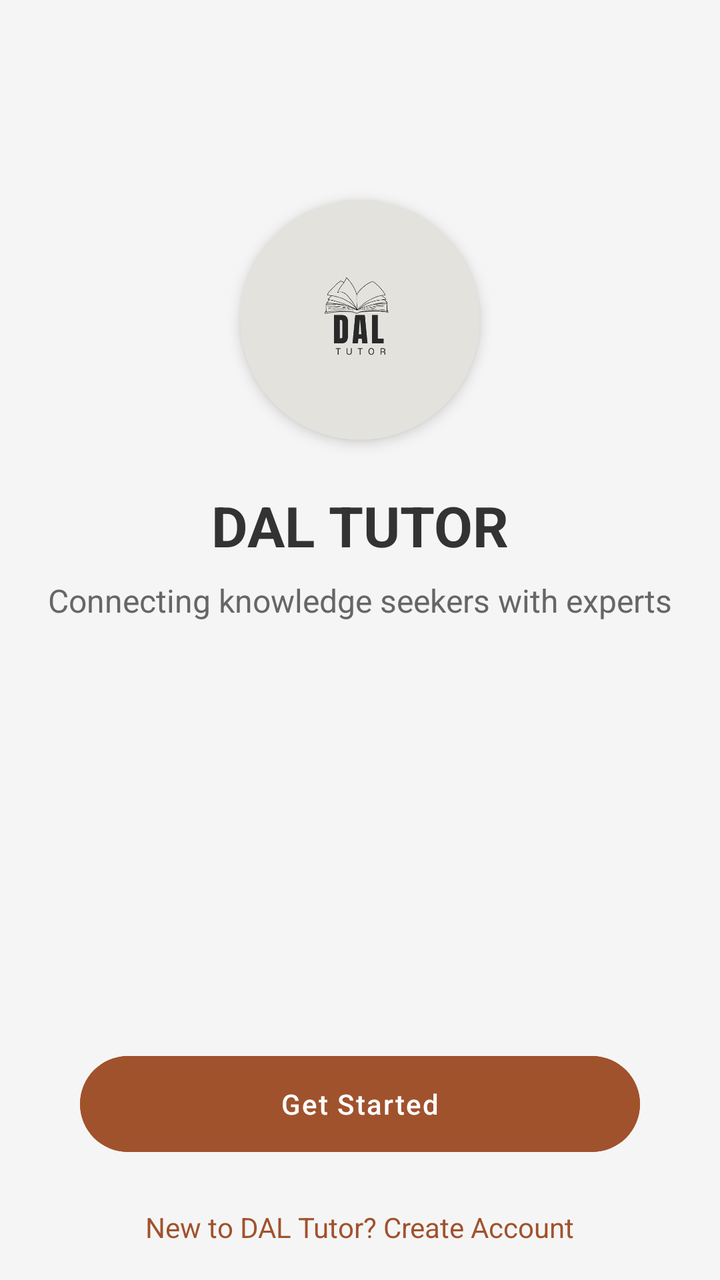
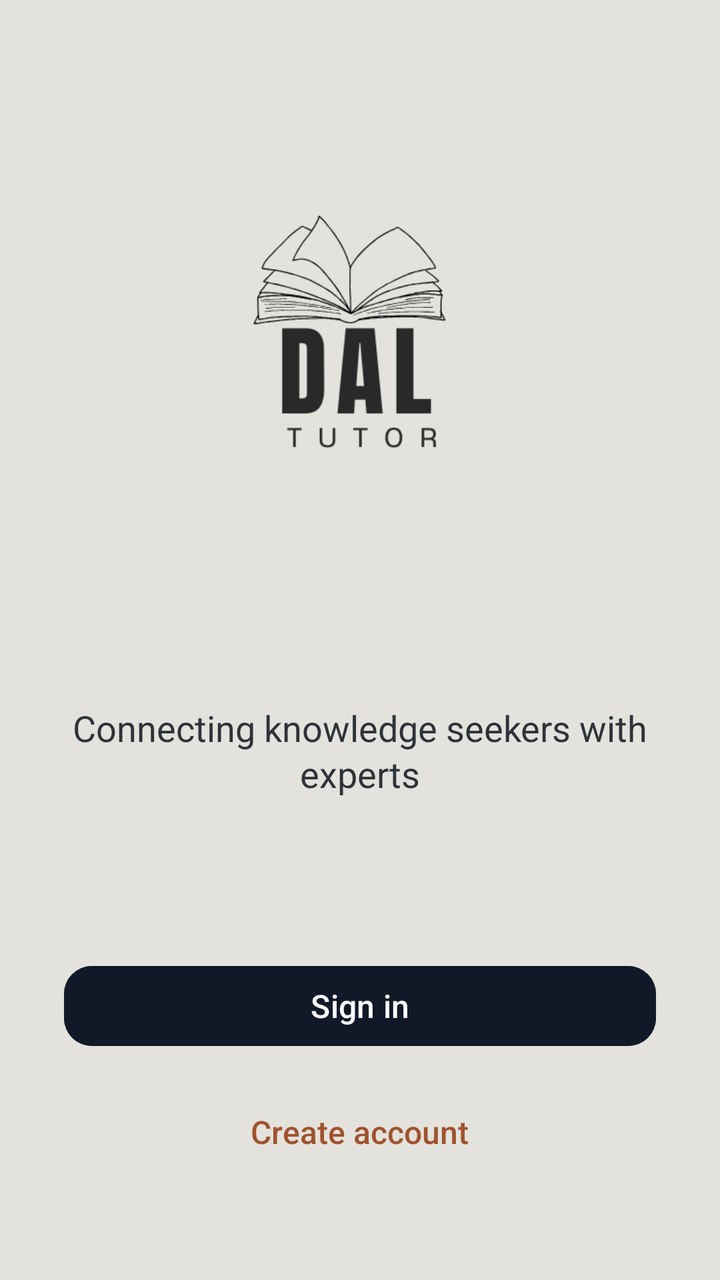

Before-and-after screenshots of an Android layout around one commit, followed by the original layout XML and the change that was made.
<!-- AndroidManifest.xml: application theme Theme.Csci3130Group1 -->
<!-- res/layout/activity_main.xml -->
<?xml version="1.0" encoding="utf-8"?>
<androidx.constraintlayout.widget.ConstraintLayout
    xmlns:android="http://schemas.android.com/apk/res/android"
    xmlns:app="http://schemas.android.com/apk/res-auto"
    xmlns:tools="http://schemas.android.com/tools"
    android:id="@+id/main"
    android:background="#F5F5F5"
    android:layout_width="match_parent"
    android:layout_height="match_parent"
    tools:context=".MainActivity">

    
    <androidx.cardview.widget.CardView
        android:id="@+id/logo_container"
        android:layout_width="120dp"
        android:layout_height="120dp"
        app:cardCornerRadius="60dp"
        app:cardElevation="4dp"
        android:layout_marginTop="100dp"
        app:layout_constraintTop_toTopOf="parent"
        app:layout_constraintStart_toStartOf="parent"
        app:layout_constraintEnd_toEndOf="parent"
        app:cardBackgroundColor="#e4e2dd">

        <ImageView
            android:id="@+id/app_icon"
            android:layout_width="match_parent"
            android:layout_height="match_parent"
            android:src="@drawable/app_icon"
            android:scaleType="centerInside"
            android:padding="20dp"
            android:contentDescription="Dal Tutor!" />
    </androidx.cardview.widget.CardView>

    
    <TextView
        android:id="@+id/app_name_text"
        android:layout_width="wrap_content"
        android:layout_height="wrap_content"
        android:text="DAL TUTOR"
        android:textSize="28sp"
        android:textStyle="bold"
        android:textColor="#333333"
        android:layout_marginTop="24dp"
        app:layout_constraintTop_toBottomOf="@id/logo_container"
        app:layout_constraintStart_toStartOf="parent"
        app:layout_constraintEnd_toEndOf="parent" />

    
    <TextView
        android:id="@+id/app_tagline"
        android:layout_width="wrap_content"
        android:layout_height="wrap_content"
        android:text="Connecting knowledge seekers with experts"
        android:textSize="16sp"
        android:textColor="#666666"
        android:layout_marginTop="8dp"
        app:layout_constraintTop_toBottomOf="@id/app_name_text"
        app:layout_constraintStart_toStartOf="parent"
        app:layout_constraintEnd_toEndOf="parent" />

    
    <com.google.android.material.button.MaterialButton
        android:id="@+id/login_button"
        android:layout_width="0dp"
        android:layout_height="56dp"
        android:text="Get Started"
        android:textColor="#FFFFFF"
        android:letterSpacing="0.05"
        app:cornerRadius="28dp"
        android:backgroundTint="#A0522D"
        android:layout_marginStart="40dp"
        android:layout_marginEnd="40dp"
        android:layout_marginBottom="60dp"
        app:layout_constraintBottom_toBottomOf="parent"
        app:layout_constraintStart_toStartOf="parent"
        app:layout_constraintEnd_toEndOf="parent" />

    
    <TextView
        android:id="@+id/register_text"
        android:layout_width="wrap_content"
        android:layout_height="wrap_content"
        android:text="New to DAL Tutor? Create Account"
        android:textColor="#A0522D"
        android:padding="16dp"
        android:layout_marginTop="8dp"
        app:layout_constraintTop_toBottomOf="@id/login_button"
        app:layout_constraintStart_toStartOf="parent"
        app:layout_constraintEnd_toEndOf="parent" />

</androidx.constraintlayout.widget.ConstraintLayout>
<!-- resources referenced by this layout -->
<resources>
  <!-- drawable app_icon: png bitmap (drawable, 18173 bytes) -->
  <style name="Theme.Csci3130Group1" parent="Base.Theme.Csci3130Group1" />
  <style name="Base.Theme.Csci3130Group1" parent="Theme.Material3.DayNight.NoActionBar">
          
          <item name="colorPrimary">#111827</item>
          <item name="colorOnPrimary">#FFFFFF</item>
          <item name="colorSecondary">#6B7280</item>
          <item name="colorOnSecondary">#FFFFFF</item>
          
          <item name="colorPrimaryContainer">#F3F4F6</item>
          <item name="colorOnPrimaryContainer">#111827</item>
          <item name="colorSecondaryContainer">#F3F4F6</item>
          <item name="colorOnSecondaryContainer">#111827</item>
          <item name="colorTertiary">#9CA3AF</item>
          <item name="colorSurface">#FFFFFF</item>
          <item name="colorOnSurface">#111827</item>
          <item name="colorOutline">#E5E7EB</item>
          <item name="android:navigationBarColor">#FFFFFF</item>
          <item name="android:statusBarColor">#FFFFFF</item>
      </style>
</resources>

<!-- the commit's change to res/layout/activity_main.xml (unified diff, before → after) -->
@@ -1,50 +1,27 @@
 <?xml version="1.0" encoding="utf-8"?>
-<androidx.constraintlayout.widget.ConstraintLayout
+<LinearLayout
     xmlns:android="http://schemas.android.com/apk/res/android"
     xmlns:app="http://schemas.android.com/apk/res-auto"
     xmlns:tools="http://schemas.android.com/tools"
     android:id="@+id/main"
-    android:background="#F5F5F5"
+    android:background="#e4e2dc"
     android:layout_width="match_parent"
     android:layout_height="match_parent"
+    android:orientation="vertical"
+    android:gravity="center"
+    android:paddingHorizontal="32dp"
+    android:paddingVertical="60dp"
     tools:context=".MainActivity">
 
     
-    <androidx.cardview.widget.CardView
-        android:id="@+id/logo_container"
-        android:layout_width="120dp"
-        android:layout_height="120dp"
-        app:cardCornerRadius="60dp"
-        app:cardElevation="4dp"
-        android:layout_marginTop="100dp"
-        app:layout_constraintTop_toTopOf="parent"
-        app:layout_constraintStart_toStartOf="parent"
-        app:layout_constraintEnd_toEndOf="parent"
-        app:cardBackgroundColor="#e4e2dd">
-
-        <ImageView
-            android:id="@+id/app_icon"
-            android:layout_width="match_parent"
-            android:layout_height="match_parent"
-            android:src="@drawable/app_icon"
-            android:scaleType="centerInside"
-            android:padding="20dp"
-            android:contentDescription="Dal Tutor!" />
-    </androidx.cardview.widget.CardView>
-
-    
-    <TextView
-        android:id="@+id/app_name_text"
-        android:layout_width="wrap_content"
-        android:layout_height="wrap_content"
-        android:text="DAL TUTOR"
-        android:textSize="28sp"
-        android:textStyle="bold"
-        android:textColor="#333333"
-        android:layout_marginTop="24dp"
-        app:layout_constraintTop_toBottomOf="@id/logo_container"
-        app:layout_constraintStart_toStartOf="parent"
-        app:layout_constraintEnd_toEndOf="parent" />
+    <ImageView
+        android:id="@+id/app_icon"
+        android:layout_width="240dp"
+        android:layout_height="240dp"
+        android:src="@drawable/app_icon"
+        android:scaleType="centerInside"
+        android:layout_marginBottom="60dp"
+        android:contentDescription="DalTutor Logo" />
 
     
     <TextView
@@ -52,41 +29,47 @@
         android:layout_width="wrap_content"
         android:layout_height="wrap_content"
         android:text="Connecting knowledge seekers with experts"
-        android:textSize="16sp"
-        android:textColor="#666666"
-        android:layout_marginTop="8dp"
-        app:layout_constraintTop_toBottomOf="@id/app_name_text"
-        app:layout_constraintStart_toStartOf="parent"
-        app:layout_constraintEnd_toEndOf="parent" />
+        android:textSize="18sp"
+        android:textColor="#2D333A"
+        android:fontFamily="sans-serif"
+        android:gravity="center"
+        android:lineSpacingExtra="2dp"
+        android:layout_marginBottom="80dp" />
 
     
-    <com.google.android.material.button.MaterialButton
+    <View
+        android:layout_width="match_parent"
+        android:layout_height="0dp"
+        android:layout_weight="1" />
+
+    
+    <Button
         android:id="@+id/login_button"
-        android:layout_width="0dp"
-        android:layout_height="56dp"
-        android:text="Get Started"
+        style="@style/Widget.Material3.Button"
+        android:layout_width="match_parent"
+        android:layout_height="wrap_content"
+        android:text="Sign in"
+        android:textAllCaps="false"
         android:textColor="#FFFFFF"
-        android:letterSpacing="0.05"
-        app:cornerRadius="28dp"
-        android:backgroundTint="#A0522D"
-        android:layout_marginStart="40dp"
-        android:layout_marginEnd="40dp"
-        android:layout_marginBottom="60dp"
-        app:layout_constraintBottom_toBottomOf="parent"
-        app:layout_constraintStart_toStartOf="parent"
-        app:layout_constraintEnd_toEndOf="parent" />
+        android:backgroundTint="#111827"
+        app:rippleColor="@color/btn_black_ripple"
+        app:cornerRadius="14dp"
+        android:textSize="16sp"
+        android:fontFamily="sans-serif-medium"
+        android:layout_marginBottom="16dp" />
 
     
     <TextView
         android:id="@+id/register_text"
         android:layout_width="wrap_content"
         android:layout_height="wrap_content"
-        android:text="New to DAL Tutor? Create Account"
+        android:text="Create account"
         android:textColor="#A0522D"
-        android:padding="16dp"
-        android:layout_marginTop="8dp"
-        app:layout_constraintTop_toBottomOf="@id/login_button"
-        app:layout_constraintStart_toStartOf="parent"
-        app:layout_constraintEnd_toEndOf="parent" />
+        android:textSize="16sp"
+        android:fontFamily="sans-serif-medium"
+        android:padding="12dp"
+        android:layout_gravity="center_horizontal"
+        android:clickable="true"
+        android:focusable="true" />
 
-</androidx.constraintlayout.widget.ConstraintLayout>
+</LinearLayout>
